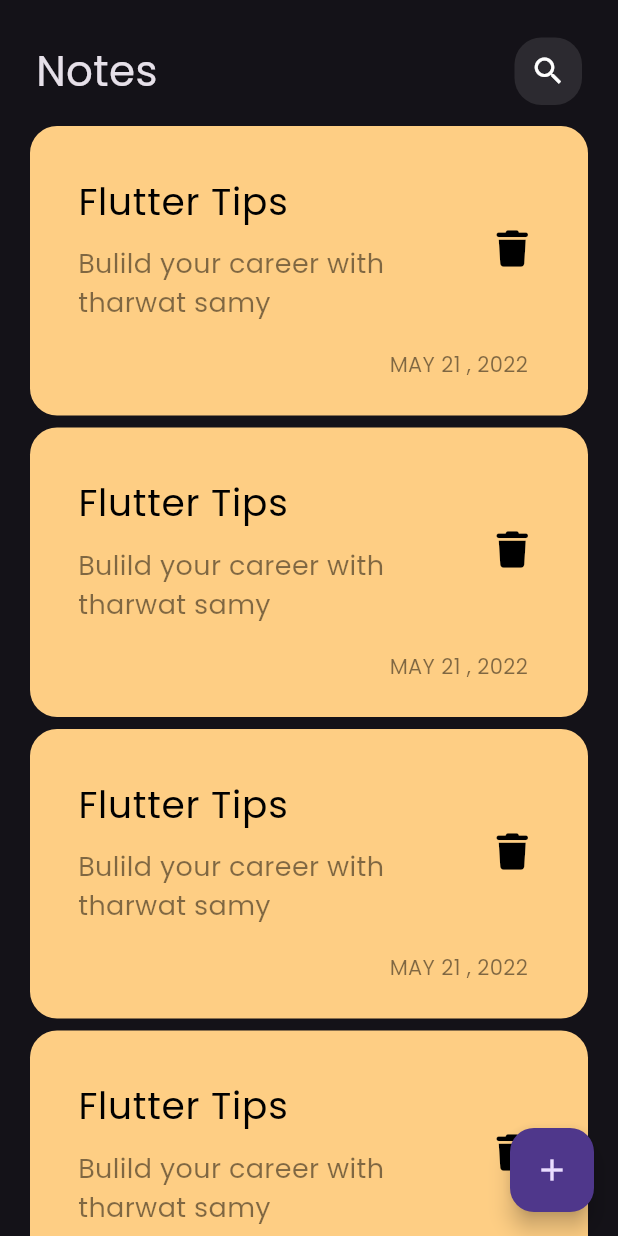
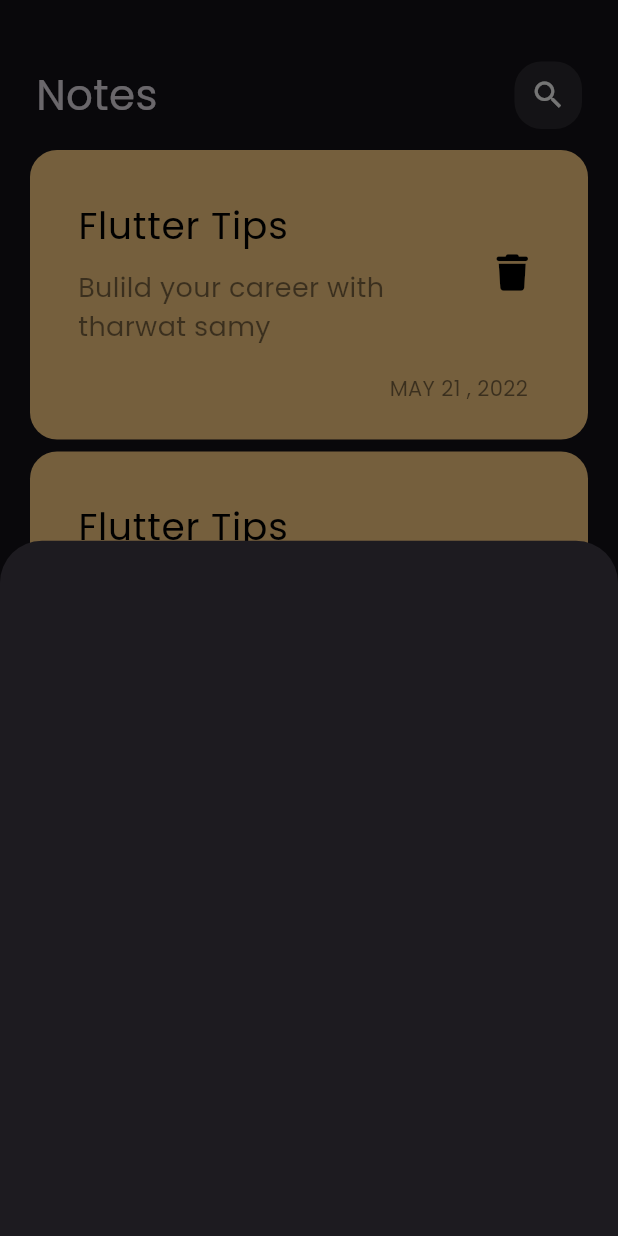
Before and after one commit to Anas-Masri/notes_app, a Flutter app: the screen it shows after launch, after a tap on the "add" icon, on a phone screen of 412 x 824 dp. Run offline on Flutter 3.47's test engine with Material 3 defaults, Android fonts, the phone set to English and light mode, and no system bars; our stand-ins replace font_awesome_flutter.

Commit message:
remove padding from ListView and add showModelBottomSheet

```diff
--- a/lib/views/notes_view.dart
+++ b/lib/views/notes_view.dart
@@ -1,4 +1,5 @@
 import 'package:flutter/material.dart';
+import 'package:notes_app/widgets/add_note_bottom_sheet.dart';
 import 'package:notes_app/widgets/notes_view_body.dart';
 
 class NotesView extends StatelessWidget {
@@ -8,10 +9,20 @@ class NotesView extends StatelessWidget {
   Widget build(BuildContext context) {
     return Scaffold(
       floatingActionButton: FloatingActionButton(
-        onPressed: () {},
+        onPressed: () {
+          showModalBottomSheet(
+            context: context,
+            builder: (context) {
+              return const AddNoteBottomSheet();
+            },
+          );
+        },
         child: const Icon(Icons.add),
       ),
-      body: const NotesViewBody(),
+      body: const Padding(
+        padding: EdgeInsets.symmetric(vertical: 16),
+        child: NotesViewBody(),
+      ),
     );
   }
 }
--- /dev/null
+++ b/lib/widgets/add_note_bottom_sheet.dart
@@ -0,0 +1,10 @@
+import 'package:flutter/material.dart';
+
+class AddNoteBottomSheet extends StatelessWidget {
+  const AddNoteBottomSheet({super.key});
+
+  @override
+  Widget build(BuildContext context) {
+    return Container();
+  }
+}
--- a/lib/widgets/list_note_item.dart
+++ b/lib/widgets/list_note_item.dart
@@ -7,6 +7,7 @@ class ListNoteItem extends StatelessWidget {
   @override
   Widget build(BuildContext context) {
     return ListView.builder(
+      padding: EdgeInsets.zero,
       itemCount: 5,
       itemBuilder: (BuildContext context, int index) {
         return const Padding(
```
